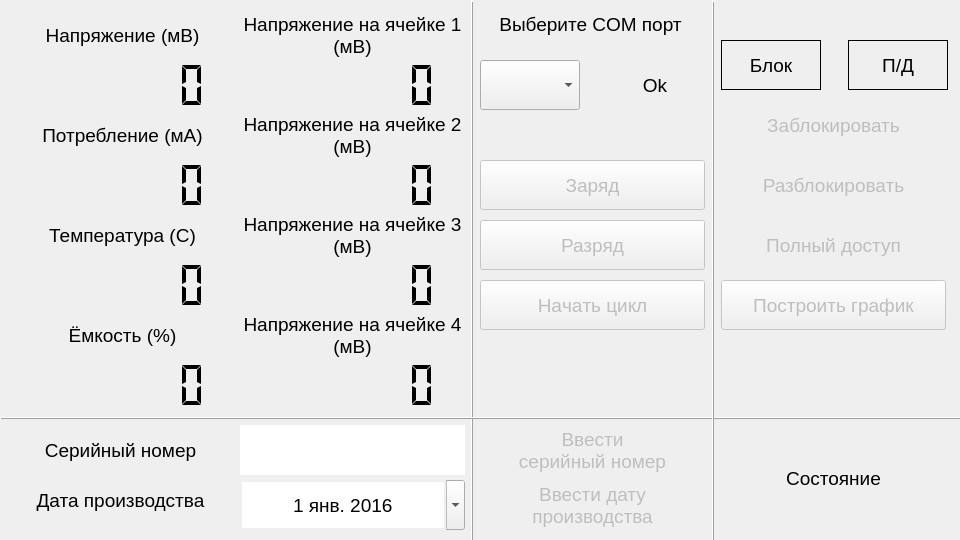
This is material.ui in nick762/stendNew as Qt 5 draws it before an edit. The edited form follows.
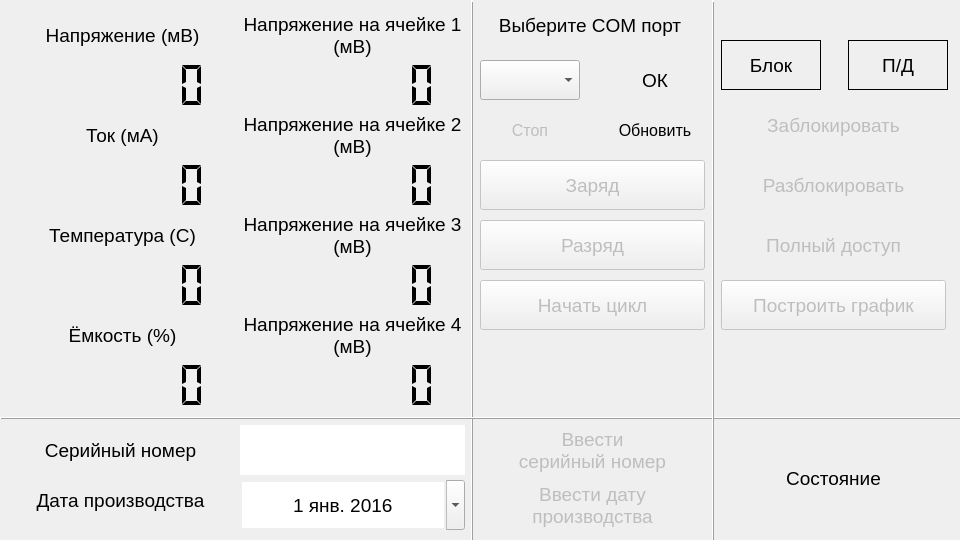
This is the edited form.

Diff of the .ui file:
```diff
--- a/material.ui
+++ b/material.ui
@@ -412,7 +412,7 @@
       <enum>QFrame::Plain</enum>
      </property>
      <property name="text">
-      <string>Потребление (мА)</string>
+      <string>Ток (мА)</string>
      </property>
      <property name="alignment">
       <set>Qt::AlignCenter</set>
@@ -994,8 +994,8 @@
       <rect>
        <x>480</x>
        <y>0</y>
-       <width>221</width>
-       <height>49</height>
+       <width>220</width>
+       <height>50</height>
       </rect>
      </property>
      <property name="font">
@@ -1122,19 +1122,19 @@
        <x>605</x>
        <y>60</y>
        <width>100</width>
-       <height>50</height>
+       <height>40</height>
       </rect>
      </property>
      <property name="minimumSize">
       <size>
        <width>100</width>
-       <height>50</height>
+       <height>40</height>
       </size>
      </property>
      <property name="maximumSize">
       <size>
        <width>100</width>
-       <height>50</height>
+       <height>40</height>
       </size>
      </property>
      <property name="font">
@@ -1143,7 +1143,7 @@
       </font>
      </property>
      <property name="text">
-      <string>Ok</string>
+      <string>ОК</string>
      </property>
      <property name="checkable">
       <bool>true</bool>
@@ -1502,19 +1502,25 @@
        <x>480</x>
        <y>60</y>
        <width>100</width>
-       <height>50</height>
+       <height>40</height>
       </rect>
      </property>
+     <property name="sizePolicy">
+      <sizepolicy hsizetype="Preferred" vsizetype="Fixed">
+       <horstretch>0</horstretch>
+       <verstretch>0</verstretch>
+      </sizepolicy>
+     </property>
      <property name="minimumSize">
       <size>
        <width>100</width>
-       <height>50</height>
+       <height>40</height>
       </size>
      </property>
      <property name="maximumSize">
       <size>
        <width>100</width>
-       <height>50</height>
+       <height>40</height>
       </size>
      </property>
      <property name="font">
@@ -1523,6 +1529,81 @@
       </font>
      </property>
     </widget>
+    <widget class="QPushButton" name="SerialFind">
+     <property name="geometry">
+      <rect>
+       <x>605</x>
+       <y>110</y>
+       <width>100</width>
+       <height>40</height>
+      </rect>
+     </property>
+     <property name="minimumSize">
+      <size>
+       <width>100</width>
+       <height>40</height>
+      </size>
+     </property>
+     <property name="maximumSize">
+      <size>
+       <width>100</width>
+       <height>40</height>
+      </size>
+     </property>
+     <property name="font">
+      <font>
+       <pointsize>12</pointsize>
+      </font>
+     </property>
+     <property name="text">
+      <string>Обновить</string>
+     </property>
+     <property name="checkable">
+      <bool>true</bool>
+     </property>
+     <property name="flat">
+      <bool>true</bool>
+     </property>
+    </widget>
+    <widget class="QPushButton" name="Start">
+     <property name="enabled">
+      <bool>false</bool>
+     </property>
+     <property name="geometry">
+      <rect>
+       <x>480</x>
+       <y>110</y>
+       <width>100</width>
+       <height>40</height>
+      </rect>
+     </property>
+     <property name="minimumSize">
+      <size>
+       <width>100</width>
+       <height>40</height>
+      </size>
+     </property>
+     <property name="maximumSize">
+      <size>
+       <width>100</width>
+       <height>40</height>
+      </size>
+     </property>
+     <property name="font">
+      <font>
+       <pointsize>12</pointsize>
+      </font>
+     </property>
+     <property name="text">
+      <string>Стоп</string>
+     </property>
+     <property name="checkable">
+      <bool>true</bool>
+     </property>
+     <property name="flat">
+      <bool>true</bool>
+     </property>
+    </widget>
    </widget>
   </widget>
  </widget>
```
Left out of the diff: 2 changed lines with no effect on the pictures.
